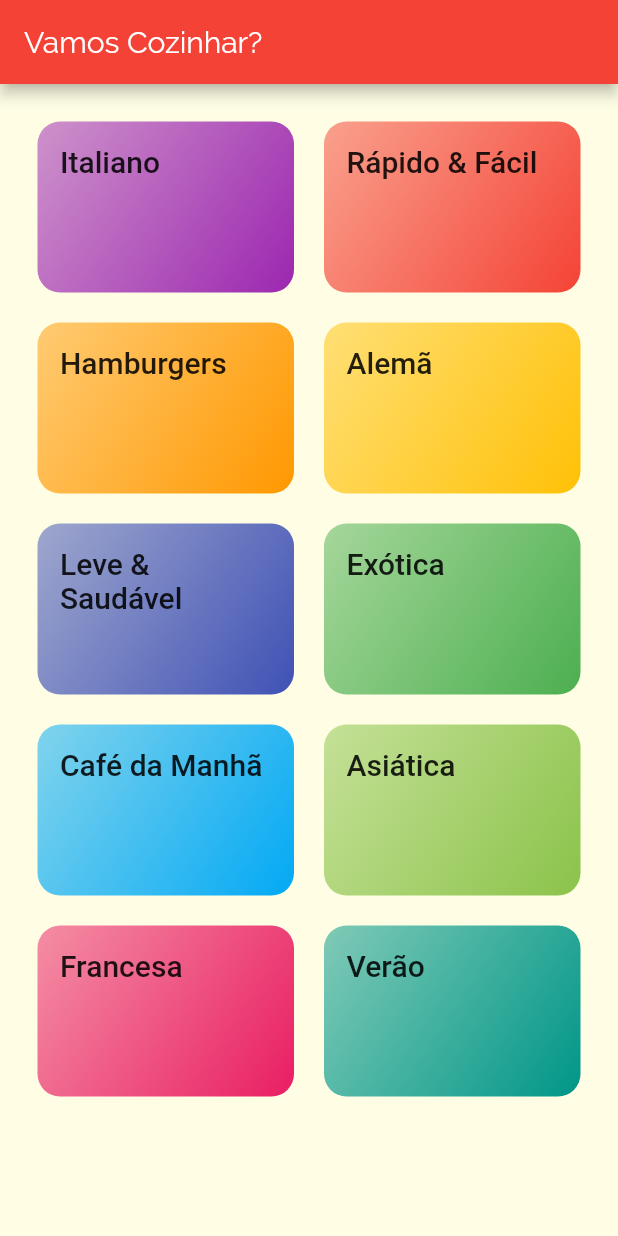
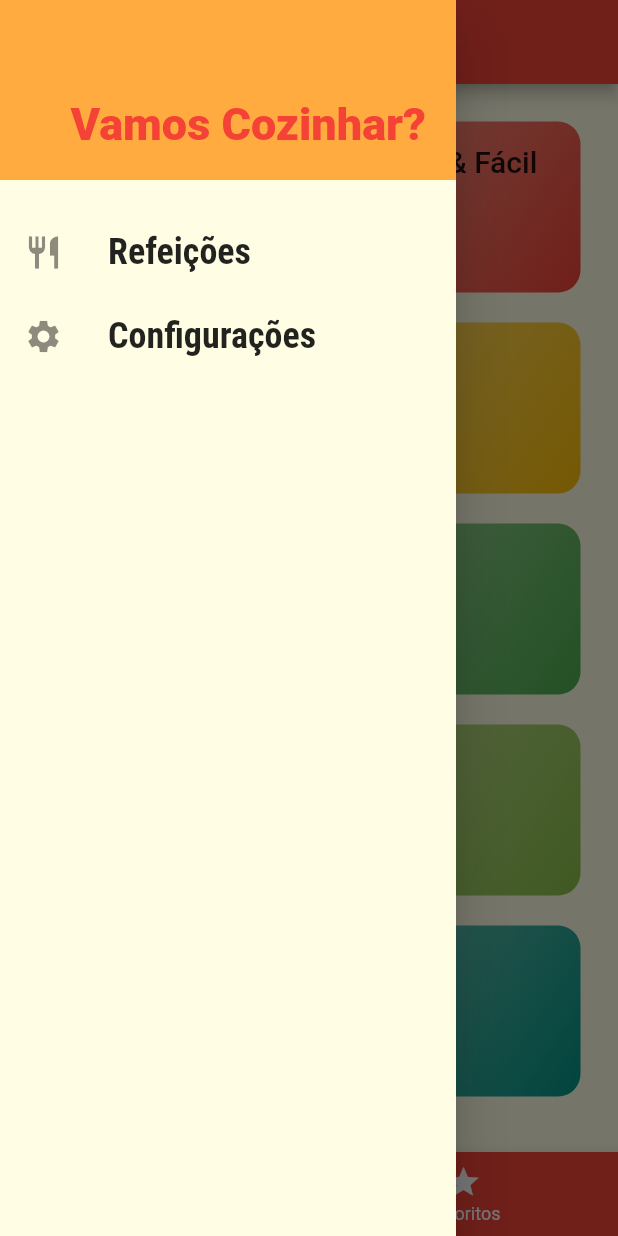
Before and after one commit to emersonEI/meals, a Flutter app: the screen it shows after launch, with the side drawer open (before the commit the screen has no drawer), on a phone screen of 412 x 824 dp. Run offline on Flutter 3.47's test engine with Material 2 defaults, Android fonts, the phone set to English and light mode, and no system bars; Roboto replaces fonts that are missing (RobotoCondesed).

Commit message:
commit on 'master''

```diff
--- /dev/null
+++ b/lib/components/main_drawer.dart
@@ -0,0 +1,58 @@
+import 'package:flutter/material.dart';
+import '../utils/app_routes.dart';
+
+class MainDrawer extends StatelessWidget {
+  Widget _createItem(IconData icon, String label, Function onTap) {
+    return ListTile(
+      leading: Icon(
+        icon,
+        size: 26,
+      ),
+      title: Text(
+        label,
+        style: TextStyle(
+          fontFamily: 'RobotoCondensed',
+          fontSize: 24,
+          fontWeight: FontWeight.bold,
+        ),
+      ),
+      onTap: onTap,
+    );
+  }
+
+  @override
+  Widget build(BuildContext context) {
+    return Drawer(
+      child: Column(
+        children: [
+          Container(
+            height: 120,
+            width: double.infinity,
+            padding: EdgeInsets.all(20),
+            color: Theme.of(context).accentColor,
+            alignment: Alignment.bottomRight,
+            child: Text(
+              'Vamos Cozinhar?',
+              style: TextStyle(
+                fontWeight: FontWeight.w900,
+                fontSize: 30,
+                color: Theme.of(context).primaryColor,
+              ),
+            ),
+          ),
+          SizedBox(height: 20),
+          _createItem(
+            Icons.restaurant,
+            'Refeições',
+            () => Navigator.of(context).pushReplacementNamed(AppRoutes.HOME),
+          ),
+          _createItem(
+            Icons.settings,
+            'Configurações',
+            () => Navigator.of(context).pushReplacementNamed(AppRoutes.SETTINGS),
+          ),
+        ],
+      ),
+    );
+  }
+}
--- a/lib/main.dart
+++ b/lib/main.dart
@@ -1,8 +1,10 @@
 import 'package:flutter/material.dart';
 
-import 'screens/categories_screen.dart';
+import 'screens/tabs_screen.dart';
 import 'screens/categories_meals_screen.dart';
 import 'screens/meal_detail_screen.dart';
+import 'screens/settings_screen.dart';
+
 import 'utils/app_routes.dart';
 
 void main() => runApp(MyApp());
@@ -25,9 +27,10 @@ class MyApp extends StatelessWidget {
             ),
       ),
       routes: {
-        AppRoutes.HOME: (ctx) => CategoriesScreen(),
+        AppRoutes.HOME: (ctx) => TabsScreen(),
         AppRoutes.CATEGORIES_MEALS: (ctx) => CategoriesMealsScreen(),
         AppRoutes.MEAL_DETAIL: (ctx) => MealDetailScreen(),
+        AppRoutes.SETTINGS: (ctx) => SettingsScreen(),
       },
     );
   }
--- a/lib/screens/categories_screen.dart
+++ b/lib/screens/categories_screen.dart
@@ -6,11 +6,7 @@ import '../data/dummy_data.dart';
 class CategoriesScreen extends StatelessWidget {
   @override
   Widget build(BuildContext context) {
-    return Scaffold(
-      appBar: AppBar(
-        title: Text('Vamos Cozinhar?'),
-      ),
-      body: GridView(
+    return GridView(
       padding: const EdgeInsets.all(25),
       gridDelegate: SliverGridDelegateWithMaxCrossAxisExtent(
         maxCrossAxisExtent: 200,
@@ -21,7 +17,6 @@ class CategoriesScreen extends StatelessWidget {
       children: DUMMY_CATEGORIES.map((cat) {
         return CategoryItem(cat);
       }).toList(),
-      ),
     );
   }
 }
--- a/lib/screens/meal_detail_screen.dart
+++ b/lib/screens/meal_detail_screen.dart
@@ -85,6 +85,12 @@ class MealDetailScreen extends StatelessWidget {
           ],
         ),
       ),
+      floatingActionButton: FloatingActionButton(
+        child: Icon(Icons.star),
+        onPressed: () {
+          Navigator.of(context).pop(meal.title);
+        },
+      ),
     );
   }
 }
--- /dev/null
+++ b/lib/screens/tabs_screen.dart
@@ -0,0 +1,54 @@
+import 'package:flutter/material.dart';
+
+import 'categories_screen.dart';
+import 'favorite_screen.dart';
+import '../components/main_drawer.dart';
+
+class TabsScreen extends StatefulWidget {
+  @override
+  _TabsScreenState createState() => _TabsScreenState();
+}
+
+class _TabsScreenState extends State<TabsScreen> {
+  int _selectedScreenIndex = 0;
+  final List<Map<String, Object>> _screens = [
+    {'title': 'Lista de Categorias', 'screen': CategoriesScreen()},
+    {'title': 'Meus Favoritos', 'screen': FavoriteScreen()},
+  ];
+
+  _selectScreen(int index) {
+    setState(() {
+      _selectedScreenIndex = index;
+    });
+  }
+
+  @override
+  Widget build(BuildContext context) {
+    return Scaffold(
+      appBar: AppBar(
+        title: Text(
+          _screens[_selectedScreenIndex]['title'],
+        ),
+      ),
+      drawer: MainDrawer(),
+      body: _screens[_selectedScreenIndex]['screen'],
+      bottomNavigationBar: BottomNavigationBar(
+        onTap: _selectScreen,
+        backgroundColor: Theme.of(context).primaryColor,
+        unselectedItemColor: Colors.white,
+        selectedItemColor: Theme.of(context).accentColor,
+        currentIndex: _selectedScreenIndex,
+        items: [
+          BottomNavigationBarItem(
+            icon: Icon(Icons.category),
+            label: 'Categorias',
+          ),
+          BottomNavigationBarItem(
+            icon: Icon(Icons.star),
+            label: 'Favoritos',
+          ),
+        ],
+      ),
+    );
+  }
+}
--- a/lib/utils/app_routes.dart
+++ b/lib/utils/app_routes.dart
@@ -2,4 +2,5 @@ class AppRoutes {
   static const HOME = '/';
   static const CATEGORIES_MEALS = '/categories-meal';
   static const MEAL_DETAIL = '/meal-detail';
+  static const SETTINGS = '/settings';
 }
```
Also changed, not shown: lib/components/meal_item.dart (+7 -1 lines), lib/models/settings.dart (added, +13 -0 lines), lib/screens/favorite_screen.dart (added, +10 -0 lines), lib/screens/settings_screen.dart (added, +78 -0 lines), pubspec.lock. Lines whose indentation alone changed are shown as unchanged.
